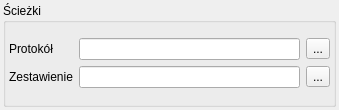
Before: the Qt Designer form gui/ui/PathsWidget.ui in k4zz/Anatoole, drawn with Qt 5.
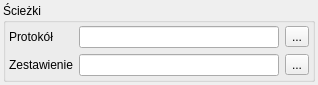
After: the same form once the commit is applied.

```diff
--- a/gui/ui/PathsWidget.ui
+++ b/gui/ui/PathsWidget.ui
@@ -6,12 +6,12 @@
    <rect>
     <x>0</x>
     <y>0</y>
-    <width>339</width>
-    <height>110</height>
+    <width>310</width>
+    <height>75</height>
    </rect>
   </property>
   <property name="sizePolicy">
-   <sizepolicy hsizetype="Maximum" vsizetype="Preferred">
+   <sizepolicy hsizetype="Minimum" vsizetype="Preferred">
     <horstretch>0</horstretch>
     <verstretch>0</verstretch>
    </sizepolicy>
```
